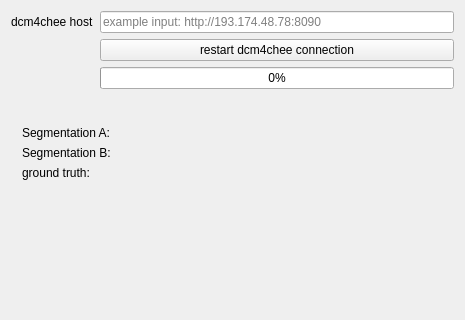
The window that Plugins/org.mitk.gui.qt.segmentation.rework/src/internal/SegmentationReworkViewControls.ui (MITK/MITK) describes before a commit, drawn with Qt 5; both pictures show x 0 to 465 and y 0 to 320 of the 465 by 840 pixel window.
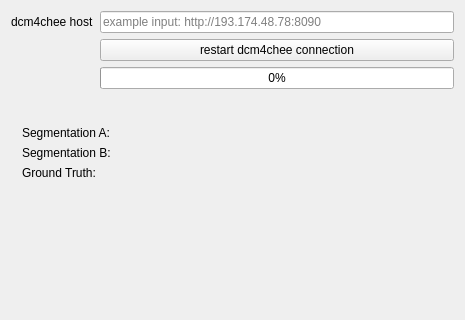
The same window after the commit. Custom widgets are drawn as their Qt base class.

Patch:
```diff
--- a/Plugins/org.mitk.gui.qt.segmentation.rework/src/internal/SegmentationReworkViewControls.ui
+++ b/Plugins/org.mitk.gui.qt.segmentation.rework/src/internal/SegmentationReworkViewControls.ui
@@ -72,25 +72,50 @@
        </widget>
       </item>
       <item>
-       <widget class="QLabel" name="labelSegA">
-        <property name="text">
-         <string>Segmentation A:</string>
-        </property>
-       </widget>
-      </item>
-      <item>
+       <layout class="QFormLayout" name="formLayout_2">
+        <item row="1" column="0">
        <widget class="QLabel" name="labelSegB">
         <property name="text">
          <string>Segmentation B:</string>
         </property>
        </widget>
       </item>
-      <item>
-       <widget class="QLabel" name="label">
+        <item row="2" column="1">
+         <widget class="QLabel" name="labelGroundTruthValue">
         <property name="text">
-         <string>ground truth:</string>
-        </property>
-       </widget>
+           <string/>
+          </property>
+         </widget>
+        </item>
+        <item row="0" column="0">
+         <widget class="QLabel" name="labelSegA">
+          <property name="text">
+           <string>Segmentation A:</string>
+          </property>
+         </widget>
+        </item>
+        <item row="0" column="1">
+         <widget class="QLabel" name="labelSegAValue">
+          <property name="text">
+           <string/>
+          </property>
+         </widget>
+        </item>
+        <item row="2" column="0">
+         <widget class="QLabel" name="labelGroundTruth">
+          <property name="text">
+           <string>Ground Truth:</string>
+          </property>
+         </widget>
+        </item>
+        <item row="1" column="1">
+         <widget class="QLabel" name="labelSegBValue">
+          <property name="text">
+           <string/>
+          </property>
+         </widget>
+        </item>
+       </layout>
       </item>
       <item>
        <widget class="QmitkChartWidget" name="chartWidget" native="true">
```
Lines whose indentation alone changed are shown as unchanged.
